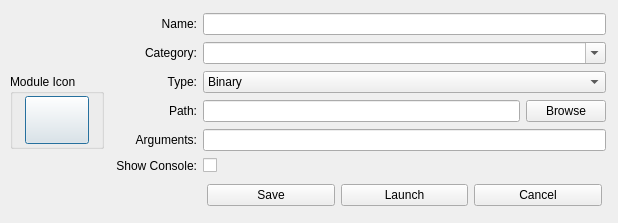
Qt form products/RAT-STATS/rstats_ui/src/UIRStatsLaunchConfigDialog.ui (cbtek/RStats2017) before a commit.
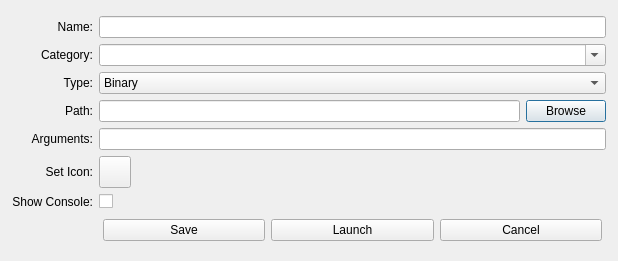
The same form after that commit.

Commit message: Started updating UIRStatsSVA project and brought gui up to final state Added function to RStatsWorksheet for importing data columns/rows Removed large icon selection from config dialogs

What changed in the file:
```diff
--- a/products/RAT-STATS/rstats_ui/src/UIRStatsLaunchConfigDialog.ui
+++ b/products/RAT-STATS/rstats_ui/src/UIRStatsLaunchConfigDialog.ui
@@ -7,7 +7,7 @@
     <x>0</x>
     <y>0</y>
     <width>618</width>
-    <height>223</height>
+    <height>261</height>
    </rect>
   </property>
   <property name="windowTitle">
@@ -40,108 +40,6 @@
      <property name="bottomMargin">
       <number>4</number>
      </property>
-     <item>
-      <widget class="QFrame" name="verticalFrame">
-       <property name="sizePolicy">
-        <sizepolicy hsizetype="Fixed" vsizetype="Preferred">
-         <horstretch>0</horstretch>
-         <verstretch>0</verstretch>
-        </sizepolicy>
-       </property>
-       <layout class="QVBoxLayout" name="verticalLayout_2">
-        <property name="spacing">
-         <number>2</number>
-        </property>
-        <property name="leftMargin">
-         <number>2</number>
-        </property>
-        <property name="topMargin">
-         <number>2</number>
-        </property>
-        <property name="rightMargin">
-         <number>2</number>
-        </property>
-        <property name="bottomMargin">
-         <number>2</number>
-        </property>
-        <item>
-         <spacer name="verticalSpacer_2">
-          <property name="orientation">
-           <enum>Qt::Vertical</enum>
-          </property>
-          <property name="sizeHint" stdset="0">
-           <size>
-            <width>20</width>
-            <height>40</height>
-           </size>
-          </property>
-         </spacer>
-        </item>
-        <item>
-         <widget class="QGroupBox" name="verticalGroupBox">
-          <property name="title">
-           <string>Module Icon</string>
-          </property>
-          <layout class="QHBoxLayout" name="horizontalLayout_3">
-           <property name="spacing">
-            <number>2</number>
-           </property>
-           <property name="leftMargin">
-            <number>2</number>
-           </property>
-           <property name="topMargin">
-            <number>2</number>
-           </property>
-           <property name="rightMargin">
-            <number>2</number>
-           </property>
-           <property name="bottomMargin">
-            <number>2</number>
-           </property>
-           <item>
-            <widget class="QPushButton" name="m_btnSetIcon">
-             <property name="minimumSize">
-              <size>
-               <width>48</width>
-               <height>48</height>
-              </size>
-             </property>
-             <property name="maximumSize">
-              <size>
-               <width>64</width>
-               <height>64</height>
-              </size>
-             </property>
-             <property name="text">
-              <string/>
-             </property>
-             <property name="iconSize">
-              <size>
-               <width>32</width>
-               <height>32</height>
-              </size>
-             </property>
-            </widget>
-           </item>
-          </layout>
-         </widget>
-        </item>
-        <item>
-         <spacer name="verticalSpacer">
-          <property name="orientation">
-           <enum>Qt::Vertical</enum>
-          </property>
-          <property name="sizeHint" stdset="0">
-           <size>
-            <width>20</width>
-            <height>40</height>
-           </size>
-          </property>
-         </spacer>
-        </item>
-       </layout>
-      </widget>
-     </item>
      <item>
       <layout class="QGridLayout" name="gridLayout">
        <property name="leftMargin">
@@ -156,6 +54,76 @@
        <property name="bottomMargin">
         <number>4</number>
        </property>
+       <item row="1" column="2">
+        <widget class="QComboBox" name="m_cmbCategories">
+         <property name="editable">
+          <bool>true</bool>
+         </property>
+        </widget>
+       </item>
+       <item row="0" column="2">
+        <widget class="QLineEdit" name="m_txtName"/>
+       </item>
+       <item row="2" column="2">
+        <widget class="QComboBox" name="m_cmbTypes">
+         <item>
+          <property name="text">
+           <string>Binary</string>
+          </property>
+         </item>
+         <item>
+          <property name="text">
+           <string>Python Script</string>
+          </property>
+         </item>
+         <item>
+          <property name="text">
+           <string>R Script</string>
+          </property>
+         </item>
+        </widget>
+       </item>
+       <item row="3" column="2">
+        <layout class="QHBoxLayout" name="horizontalLayout">
+         <item>
+          <widget class="QLineEdit" name="m_txtLocation"/>
+         </item>
+         <item>
+          <widget class="QPushButton" name="m_btnBrowseLocation">
+           <property name="text">
+            <string>Browse</string>
+           </property>
+          </widget>
+         </item>
+        </layout>
+       </item>
+       <item row="4" column="0">
+        <widget class="QLabel" name="label_6">
+         <property name="text">
+          <string>Arguments:</string>
+         </property>
+         <property name="alignment">
+          <set>Qt::AlignRight|Qt::AlignTrailing|Qt::AlignVCenter</set>
+         </property>
+        </widget>
+       </item>
+       <item row="6" column="2">
+        <widget class="QCheckBox" name="m_chkShowConsole">
+         <property name="text">
+          <string/>
+         </property>
+        </widget>
+       </item>
+       <item row="6" column="0">
+        <widget class="QLabel" name="label_3">
+         <property name="text">
+          <string>Show Console:</string>
+         </property>
+         <property name="alignment">
+          <set>Qt::AlignRight|Qt::AlignTrailing|Qt::AlignVCenter</set>
+         </property>
+        </widget>
+       </item>
        <item row="0" column="0">
         <widget class="QLabel" name="label">
          <property name="text">
@@ -176,7 +144,7 @@
          </property>
         </widget>
        </item>
-       <item row="6" column="1">
+       <item row="7" column="2">
         <layout class="QHBoxLayout" name="horizontalLayout_2">
          <property name="leftMargin">
           <number>4</number>
@@ -213,7 +181,7 @@
          </item>
         </layout>
        </item>
-       <item row="4" column="1">
+       <item row="4" column="2">
         <widget class="QLineEdit" name="m_txtArgs"/>
        </item>
        <item row="1" column="0">
@@ -236,76 +204,41 @@
          </property>
         </widget>
        </item>
-       <item row="1" column="1">
-        <widget class="QComboBox" name="m_cmbCategories">
-         <property name="editable">
-          <bool>true</bool>
-         </property>
-        </widget>
-       </item>
-       <item row="0" column="1">
-        <widget class="QLineEdit" name="m_txtName"/>
-       </item>
-       <item row="2" column="1">
-        <widget class="QComboBox" name="m_cmbTypes">
-         <item>
-          <property name="text">
-           <string>Binary</string>
-          </property>
-         </item>
-         <item>
-          <property name="text">
-           <string>Python Script</string>
-          </property>
-         </item>
-         <item>
-          <property name="text">
-           <string>R Script</string>
-          </property>
-         </item>
-        </widget>
-       </item>
-       <item row="3" column="1">
-        <layout class="QHBoxLayout" name="horizontalLayout">
-         <item>
-          <widget class="QLineEdit" name="m_txtLocation"/>
-         </item>
-         <item>
-          <widget class="QPushButton" name="m_btnBrowseLocation">
-           <property name="text">
-            <string>Browse</string>
-           </property>
-          </widget>
-         </item>
-        </layout>
-       </item>
-       <item row="4" column="0">
-        <widget class="QLabel" name="label_6">
-         <property name="text">
-          <string>Arguments:</string>
-         </property>
-         <property name="alignment">
-          <set>Qt::AlignRight|Qt::AlignTrailing|Qt::AlignVCenter</set>
-         </property>
-        </widget>
-       </item>
-       <item row="5" column="1">
-        <widget class="QCheckBox" name="m_chkShowConsole">
-         <property name="text">
-          <string/>
-         </property>
-        </widget>
-       </item>
        <item row="5" column="0">
-        <widget class="QLabel" name="label_3">
+        <widget class="QLabel" name="label_4">
          <property name="text">
-          <string>Show Console:</string>
+          <string>Set Icon:</string>
          </property>
          <property name="alignment">
           <set>Qt::AlignRight|Qt::AlignTrailing|Qt::AlignVCenter</set>
          </property>
         </widget>
        </item>
+       <item row="5" column="2">
+        <widget class="QPushButton" name="m_btnSetIcon">
+         <property name="minimumSize">
+          <size>
+           <width>32</width>
+           <height>32</height>
+          </size>
+         </property>
+         <property name="maximumSize">
+          <size>
+           <width>32</width>
+           <height>32</height>
+          </size>
+         </property>
+         <property name="text">
+          <string/>
+         </property>
+         <property name="iconSize">
+          <size>
+           <width>24</width>
+           <height>24</height>
+          </size>
+         </property>
+        </widget>
+       </item>
       </layout>
      </item>
     </layout>
```
Left out of the diff: 1 changed line with no effect on the pictures. The commit also changes 12 other files.
